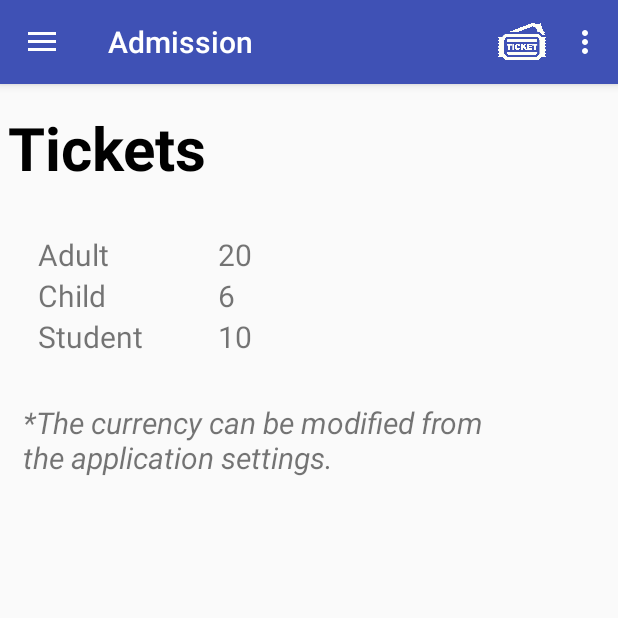
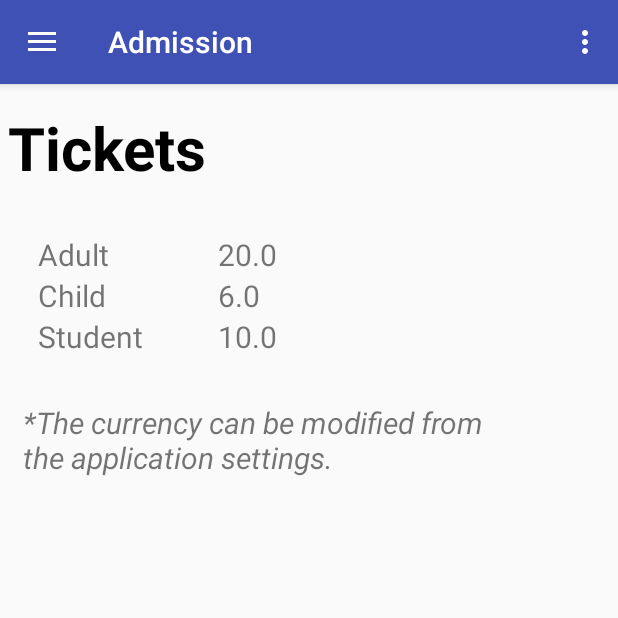
Before and after one commit to AantonM/art_without_frontiers, an Android app: the screen it shows after launch (TicketsActivity), after a tap on "Tickets", on a phone screen of 412 x 824 dp, the top half of it. Run offline under Robolectric (Android 15) with nearby library versions, the phone set to English and light mode, and no system bars; pictures from the network do not load.

Commit message:
A-18: Implement tickets currency  change. Fix multiple activities. Code refactoring.

```diff
--- a/bg69xx/app/build.gradle
+++ b/bg69xx/app/build.gradle
@@ -31,5 +31,6 @@ dependencies {
     compile 'com.android.support:design:23.4.0'
     compile 'com.android.support:support-v4:23.4.0'
     compile 'com.android.support:support-vector-drawable:23.4.0'
+    compile 'com.google.code.gson:gson:2.4'
     androidTestCompile 'junit:junit:4.12'
 }
--- a/bg69xx/app/src/main/java/com/cet325/bg69xx/BaseFrameActivity.java
+++ b/bg69xx/app/src/main/java/com/cet325/bg69xx/BaseFrameActivity.java
@@ -42,6 +42,8 @@ public class BaseFrameActivity extends ActionBarActivity implements AdapterView.
             public void onItemClick(AdapterView<?> parent, View view, int position, long id) {
                 if(position == 0){
                     Intent artworksListIntent = new Intent(view.getContext(), MasterArtworksListActivity.class);
+                    //Have only one instance of this activity.
+                    artworksListIntent.addFlags(Intent.FLAG_ACTIVITY_REORDER_TO_FRONT);
                     startActivity(artworksListIntent);
                 }
             }
@@ -107,17 +109,20 @@ public class BaseFrameActivity extends ActionBarActivity implements AdapterView.
         //check if the contacts option is selected
         if(id == R.id.action_settings) {
             Intent settingsIntent = new Intent(this, SettingsActivity.class);
+            //Have only one instance of this activity.
+            settingsIntent.addFlags(Intent.FLAG_ACTIVITY_REORDER_TO_FRONT);
             startActivity(settingsIntent);
         }
 
         if(id == R.id.action_contacts){
-            Intent testSettings = new Intent(this, DeleteActivity2.class);
-            startActivity(testSettings);
+            //Do nothing.
         }
 
         //check if the tickets button is selected
         if(id == R.id.tickets) {
             Intent ticketsIntent = new Intent(this, TicketsActivity.class);
+            //Have only one instance of this activity.
+            ticketsIntent.addFlags(Intent.FLAG_ACTIVITY_REORDER_TO_FRONT);
             startActivity(ticketsIntent);
         }
 
@@ -158,4 +163,20 @@ public class BaseFrameActivity extends ActionBarActivity implements AdapterView.
         getMenuInflater().inflate(R.menu.menu_home, menu);
         return true;
     }
+
+    @Override
+    public boolean onPrepareOptionsMenu(Menu menu) {
+        // Determine what activity I am and find the menu item for that activity
+        MenuItem menuItem = null;
+        if (getClass().equals(TicketsActivity.class)) {
+            menuItem = menu.findItem(R.id.tickets);
+        }
+
+        // Disable this menu item
+        if (menuItem != null) {
+            menuItem.setEnabled(false); // Make it non-selectable (even with shortcut)
+            menuItem.setVisible(false); // Make it non-visible
+        }
+        return true;
+    }
 }
--- a/bg69xx/app/src/main/java/com/cet325/bg69xx/HomeActivity.java
+++ b/bg69xx/app/src/main/java/com/cet325/bg69xx/HomeActivity.java
@@ -16,6 +16,7 @@ public class HomeActivity extends BaseFrameActivity {
     private ArrayAdapter<String> mAdapter;
     private ActionBarDrawerToggle mDrawerToggle;
     private DrawerLayout mDrawerLayout;
+    private SharedPreferences prefs;
 
     /***
      * Method called when this activity is created that set up the layout.
@@ -27,19 +28,10 @@ public class HomeActivity extends BaseFrameActivity {
         super.onCreate(savedInstanceState);
         super.onCreateDrawer(R.layout.activity_home);
         getSupportActionBar().setTitle("Reina Sofia");
-
-        //set default curency
-        setDefaultCurrency();
+        prefs = PreferenceManager.getDefaultSharedPreferences(this);
 
         //make a test database connection
         databaseInitialisation();
-    }
-
-    private void setDefaultCurrency() {
-        SharedPreferences prefs = PreferenceManager.getDefaultSharedPreferences(this);
-        SharedPreferences.Editor editor = prefs.edit();
-        editor.putString("currency", getString(R.string.default_currency));
-        editor.apply();
     }
 
     /***
@@ -53,4 +45,18 @@ public class HomeActivity extends BaseFrameActivity {
         db.close();
     }
 
+    @Override
+    protected void onResume() {
+        super.onResume();
+
+        if (prefs.getBoolean("firstrun", true)) {
+            // Do first run stuff here then set 'firstrun' as false
+            // using the following line to edit/commit prefs
+            prefs.edit().putBoolean("firstrun", false).commit();
+
+            //set default curency only the first time the application is runned
+            prefs.edit().putString("pref_currency", getString(R.string.default_currency)).commit();
+        }
+    }
+
 }
--- a/bg69xx/app/src/main/java/com/cet325/bg69xx/TicketsActivity.java
+++ b/bg69xx/app/src/main/java/com/cet325/bg69xx/TicketsActivity.java
@@ -7,11 +7,6 @@ import android.widget.TextView;
 import android.widget.Toast;
 
 public class TicketsActivity extends BaseFrameActivity {
-
-    private static final int ADULT_TICKET_PRICE = 20;
-    private static final int CHILD_TICKET_PERCENTAGE_DISCOUNTED = 70;
-    private static final int STUDENT_TICKET_PERCENTAGE_DISCOUNTED = 50;
-
 
     /***
      * Method called when this activity is created that set up the layout.
@@ -26,19 +21,38 @@ public class TicketsActivity extends BaseFrameActivity {
         super.setupDrawer();
 
         //get the currency from the preferences
-        getCurrency();
-
-        calculateTicketPriceCurrencyRate();
+        double currencyRate = checkCurrency();
 
         //display tickets price
-        displayTicketPrices();
+        displayTicketPrices(currencyRate);
+    }
+
+    @Override
+    protected void onResume () {
+        super.onResume();
+
+        //get the currency from the preferences
+        double currencyRate = checkCurrency();
+
+        //display tickets price
+        displayTicketPrices(currencyRate);
     }
 
 
-    private void getCurrency() {
+    private double checkCurrency() {
         SharedPreferences preferences = PreferenceManager.getDefaultSharedPreferences(this);
-        String name = preferences.getString("currency", "");
-        Toast.makeText(this, "Shared pref is: " + name, Toast.LENGTH_SHORT).show();
+        String defaultCurrency = getString(R.string.default_currency);
+        String currentCurrency = preferences.getString("pref_currency", "");
+        double currentCurrencyRates = 1.0;
+
+        if(!currentCurrency.equals(defaultCurrency))
+        {
+            CurrencyHttpClient getCurrencyRatesRequest = new CurrencyHttpClient(defaultCurrency);
+            currentCurrencyRates = getCurrencyRatesRequest.getCurrencyRate(currentCurrency);
+        }
+
+        Toast.makeText(this, "The rate: " + defaultCurrency + "-" + currentCurrency + " is: " + currentCurrencyRates, Toast.LENGTH_SHORT).show();
+        return currentCurrencyRates;
     }
 
 
@@ -47,17 +61,29 @@ public class TicketsActivity extends BaseFrameActivity {
 
     /***
      * Method that add the ticket price values to the views
+     * @param currencyRate
      */
-    private void displayTicketPrices() {
+    private void displayTicketPrices(double currencyRate) {
 
+        //get views
         TextView txtAdultTicketPrice = (TextView)findViewById(R.id.txtAdult);
-        txtAdultTicketPrice.setText(String.valueOf(ADULT_TICKET_PRICE));
+        TextView txtChildTicketPrice = (TextView)findViewById(R.id.txtChild);
+        TextView txtStudentTicketPrice = (TextView)findViewById(R.id.txtStudent);
 
-        TextView txtChildTicketPrice = (TextView)findViewById(R.id.txtChild);
-        txtChildTicketPrice.setText(String.valueOf(calculateTicketPrice(CHILD_TICKET_PERCENTAGE_DISCOUNTED)));
+        //get and calculate adult ticket price
+        double adultTicketPrice = Double.valueOf(getString(R.string.adult_ticket_price)) * currencyRate;
+        double defaultChildPercentageDiscount = Double.valueOf(getString(R.string.child_discount_percentage));
+        double childTicketPrice = calculateDiscountTicketPrice(defaultChildPercentageDiscount,adultTicketPrice);
+        double defaultStudentPercentageDiscount = Double.valueOf(getString(R.string.student_discount_percentage));
+        double studentTicketPrice = calculateDiscountTicketPrice(defaultStudentPercentageDiscount, adultTicketPrice);
 
-        TextView txtStudentTicketPrice = (TextView)findViewById(R.id.txtStudent);
-        txtStudentTicketPrice.setText(String.valueOf(calculateTicketPrice(STUDENT_TICKET_PERCENTAGE_DISCOUNTED)));
+        txtAdultTicketPrice.setText(String.valueOf(round(adultTicketPrice)));
+        txtChildTicketPrice.setText(String.valueOf(round(childTicketPrice)));
+        txtStudentTicketPrice.setText(String.valueOf(round(studentTicketPrice)));
+    }
+
+    private double round(double number){
+        return Math.round(number * 100)/100;
     }
 
     /***
@@ -66,8 +92,8 @@ public class TicketsActivity extends BaseFrameActivity {
      * @param percentage_discount
      * @return
      */
-    private int calculateTicketPrice(int percentage_discount) {
-        return ADULT_TICKET_PRICE - ((percentage_discount * ADULT_TICKET_PRICE)/100);
+    private double calculateDiscountTicketPrice(double percentage_discount, double adult_ticket_price) {
+        return Double.valueOf(adult_ticket_price - ((percentage_discount * adult_ticket_price)/100));
     }
 
 }
--- a/bg69xx/app/src/main/res/layout/activity_tickets.xml
+++ b/bg69xx/app/src/main/res/layout/activity_tickets.xml
@@ -42,7 +42,7 @@
                 android:layout_width="wrap_content"
                 android:layout_height="wrap_content"
                 android:layout_column="2"
-                android:text="£"
+                android:text="0.00"
                 android:textSize="20sp" />
 
         </TableRow>
@@ -64,7 +64,7 @@
                 android:layout_width="wrap_content"
                 android:layout_height="wrap_content"
                 android:layout_column="2"
-                android:text="£"
+                android:text="0.00"
                 android:textSize="20sp" />
 
         </TableRow>
@@ -86,7 +86,7 @@
                 android:layout_width="wrap_content"
                 android:layout_height="wrap_content"
                 android:layout_column="2"
-                android:text="£"
+                android:text="0.00"
                 android:textSize="20sp" />
 
         </TableRow>
--- a/bg69xx/app/src/main/res/values/arrays.xml
+++ b/bg69xx/app/src/main/res/values/tickets.xml
@@ -9,4 +9,16 @@
     <!--This should be one of the above options-->
     <string name="default_currency">EUR</string>
 
+    <!--Currency Signs-->
+    <string name="EUR">€</string>
+    <string name="GBP">£</string>
+    <string name="USD">$</string>
+
+    <!--tickets prices and discounts-->
+    <string name="adult_ticket_price">20.00</string>
+    <string name="child_discount_percentage">70</string>
+    <string name="student_discount_percentage">50</string>
+
+
+
 </resources>
```
Also changed, not shown: bg69xx/app/src/main/AndroidManifest.xml (+4 -3 lines), bg69xx/app/src/main/java/com/cet325/bg69xx/CurrencyHttpClient.java (added, +81 -0 lines), bg69xx/app/src/main/java/com/cet325/bg69xx/ResponseCurrencyRateMapper.java (added, +41 -0 lines), bg69xx/app/src/main/java/com/cet325/bg69xx/SettingsActivity.java (+4 -4 lines).
